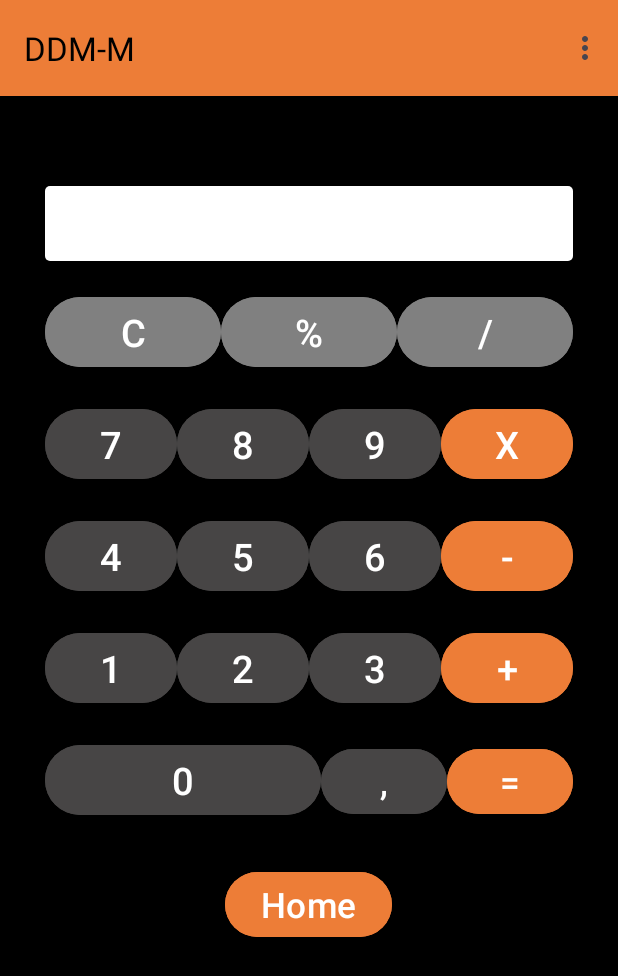
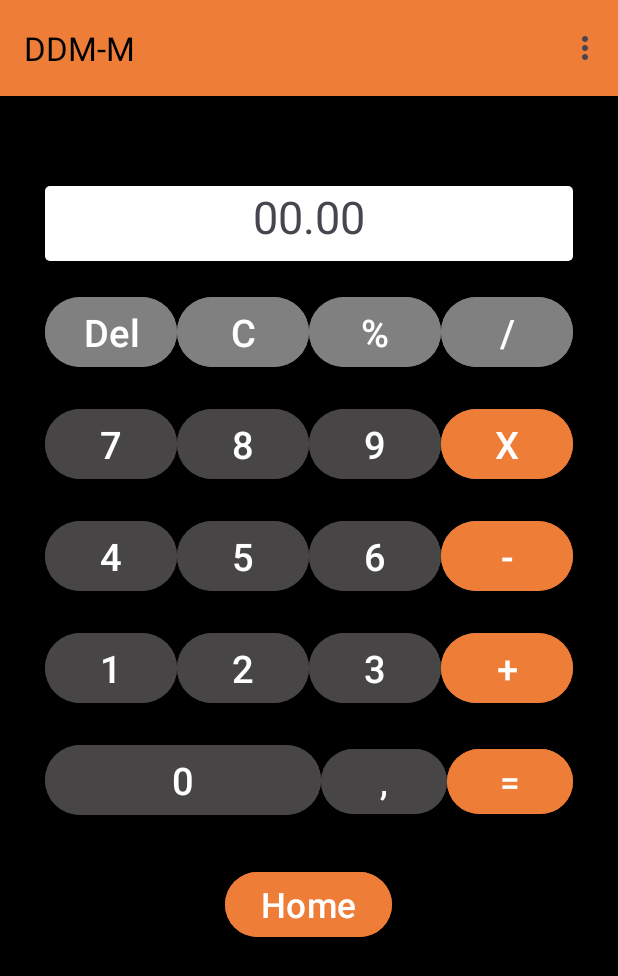
Before and after one commit to AlmeidaF001/Java-Calculator, an Android app: the screen it shows after launch (MainActivity), after a tap on "Começar", on a phone screen of 412 x 824 dp. Shown: the top 976 px of the screen. Run offline under Robolectric (Android 15) with nearby library versions, the phone set to English and light mode, and no system bars.

Commit message:
Versão Final

```diff
--- a/app/src/main/res/layout/fragment_calculadora.xml
+++ b/app/src/main/res/layout/fragment_calculadora.xml
@@ -21,7 +21,7 @@
             android:layout_height="50dp"
             android:layout_marginTop="30dp"
             android:background="@drawable/roundend_corners"
-            android:text=""
+            android:text="00.00"
             android:textAlignment="center"
 
             android:textSize="30dp" />
@@ -34,6 +34,16 @@
             android:orientation="horizontal">
 
             <!-- Button C -->
+            <Button
+                android:id="@+id/button_DEL"
+                android:layout_width="10dp"
+                android:layout_height="wrap_content"
+                android:layout_weight="1"
+                android:backgroundTint="@color/gray"
+                android:text="Del"
+                android:textSize="25dp" />
+            <!-- Button C -->
+
             <Button
                 android:id="@+id/button_C"
                 android:layout_width="10dp"
```
Also changed, not shown: app/src/main/java/com/example/pratica/Calculadora.java (+45 -6 lines).
